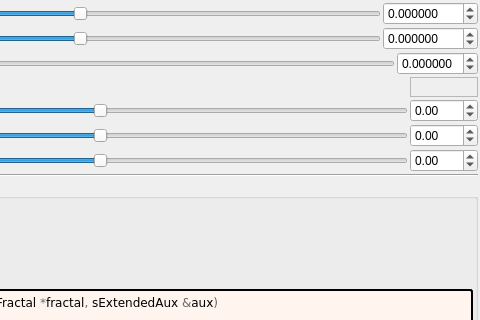
Before: the Qt Designer form mandelbulber2/formula/ui/fractal_transf_box_fold.ui in buddhi1980/mandelbulber2, drawn with Qt 5; both pictures show x 319 to 799 and y 0 to 320 of the 799 by 937 pixel window.
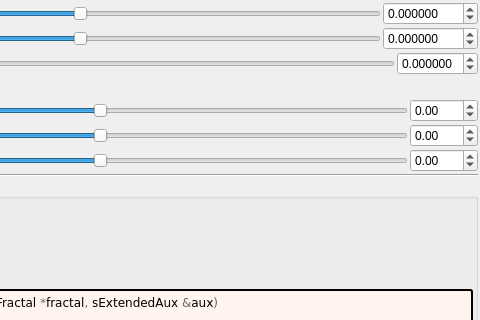
After: the same form once the commit is applied. Custom widgets are drawn as their Qt base class.

The edit to the form file:
```diff
--- a/mandelbulber2/formula/ui/fractal_transf_box_fold.ui
+++ b/mandelbulber2/formula/ui/fractal_transf_box_fold.ui
@@ -387,16 +387,6 @@
        </property>
       </widget>
      </item>
-     <item row="1" column="2">
-      <widget class="QFrame" name="frame">
-       <property name="frameShape">
-        <enum>QFrame::StyledPanel</enum>
-       </property>
-       <property name="frameShadow">
-        <enum>QFrame::Raised</enum>
-       </property>
-      </widget>
-     </item>
      <item row="1" column="0" colspan="2">
       <widget class="QCheckBox" name="checkBox_fold_color_aux_color_enabled_false">
        <property name="text">
```
Left out of the diff: 8 changed lines with no effect on the pictures. Lines whose indentation alone changed are shown as unchanged.
